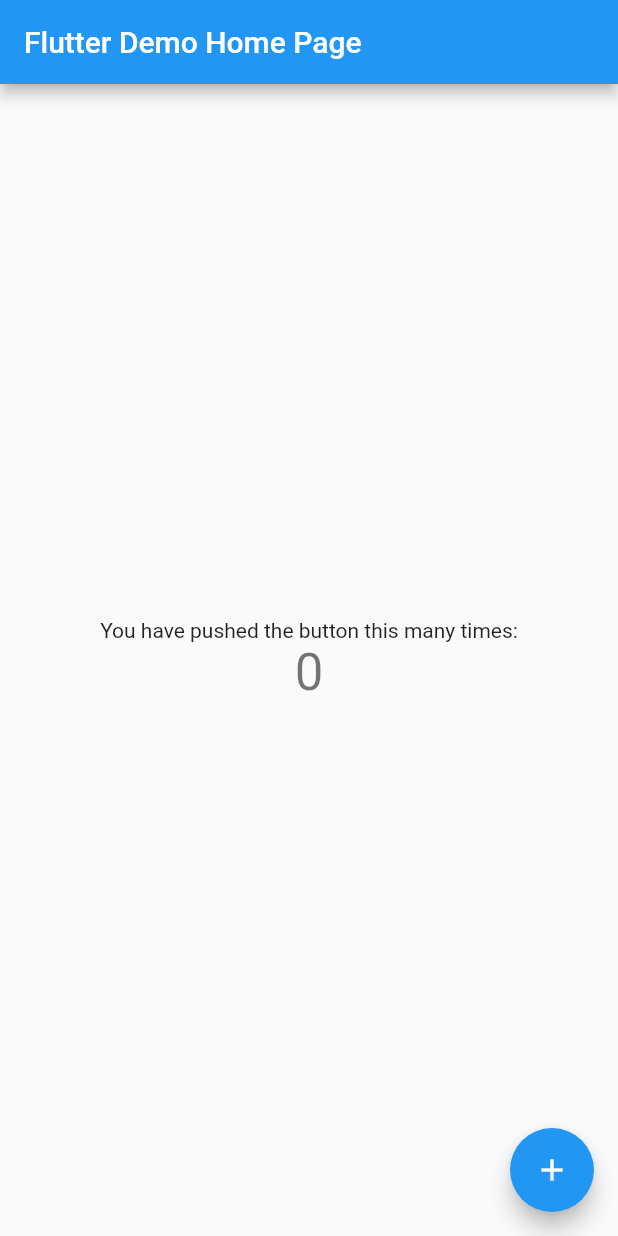
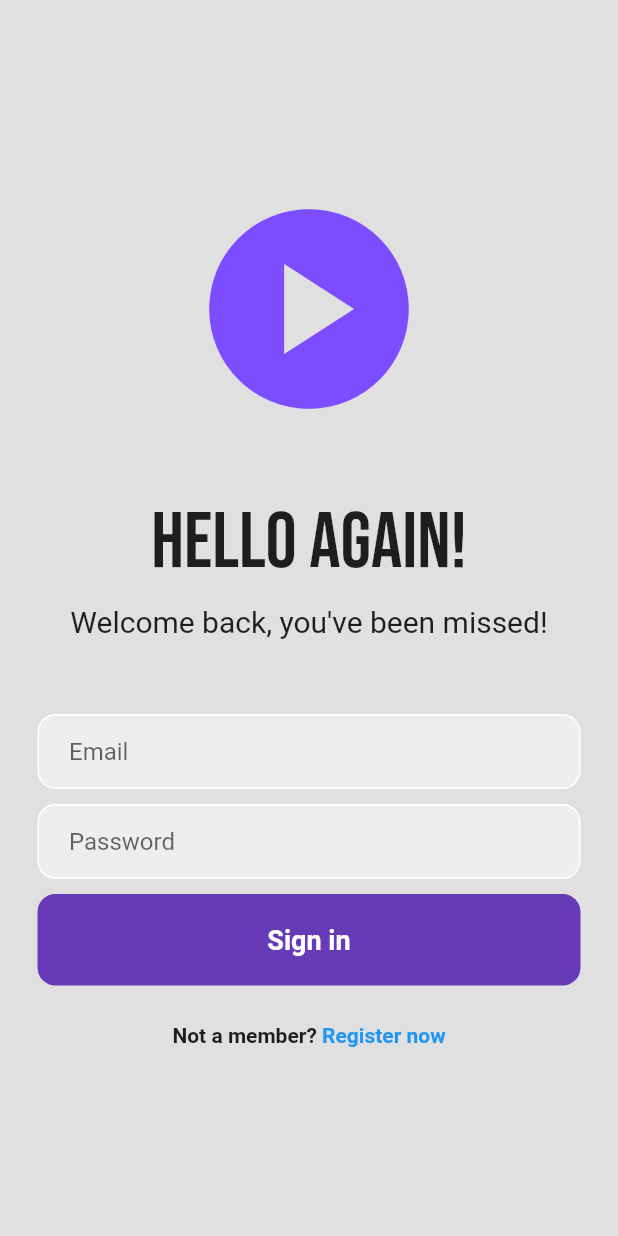
Before and after one commit to KHALMATOV-FARRUKH/login_and_logout_fb, a Flutter app: the screen it shows after launch, on a phone screen of 412 x 824 dp. Run offline on Flutter 3.47's test engine with Material 2 defaults, Android fonts, the phone set to English and light mode, and no system bars; our stand-ins replace google_fonts.

Commit message:
Written UI;
Created dat file:
login_page.dart

Added dependencies:
flutter pub add google_fonts: ^3.0.1

```diff
--- /dev/null
+++ b/lib/login_page.dart
@@ -0,0 +1,132 @@
+import 'package:flutter/material.dart';
+import 'package:google_fonts/google_fonts.dart';
+
+class LoginPage extends StatefulWidget {
+  const LoginPage({Key? key}) : super(key: key);
+
+  @override
+  State<LoginPage> createState() => _LoginPageState();
+}
+
+class _LoginPageState extends State<LoginPage> {
+  @override
+  Widget build(BuildContext context) {
+    return Scaffold(
+      backgroundColor: Colors.grey[300],
+      body: SafeArea(
+        child: Center(
+          child: Column(
+            mainAxisAlignment: MainAxisAlignment.center,
+            children: [
+              // logo
+              Icon(
+                Icons.play_circle,
+                color: Colors.deepPurpleAccent,
+                size: 160,
+              ),
+              SizedBox(height: 45),
+
+              // text
+              Text(
+                'Hello Again!',
+                style: GoogleFonts.bebasNeue(fontSize: 52),
+              ),
+              SizedBox(height: 10),
+              Text(
+                'Welcome back, you\'ve been missed!',
+                style: TextStyle(
+                  fontSize: 20,
+                ),
+              ),
+              SizedBox(height: 50),
+
+              // email text-field
+              Padding(
+                padding: const EdgeInsets.symmetric(horizontal: 25.0),
+                child: Container(
+                  decoration: BoxDecoration(
+                    color: Colors.grey[200],
+                    border: Border.all(color: Colors.white),
+                    borderRadius: BorderRadius.circular(12),
+                  ),
+                  child: Padding(
+                    padding: const EdgeInsets.only(left: 20.0),
+                    child: TextField(
+                      decoration: InputDecoration(
+                          border: InputBorder.none, hintText: 'Email'),
+                    ),
+                  ),
+                ),
+              ),
+              SizedBox(height: 10),
+
+              // password text-field
+              Padding(
+                padding: const EdgeInsets.symmetric(horizontal: 25.0),
+                child: Container(
+                  decoration: BoxDecoration(
+                    color: Colors.grey[200],
+                    border: Border.all(color: Colors.white),
+                    borderRadius: BorderRadius.circular(12),
+                  ),
+                  child: Padding(
+                    padding: const EdgeInsets.only(left: 20.0),
+                    child: TextField(
+                      obscureText: true,
+                      decoration: InputDecoration(
+                        border: InputBorder.none,
+                        hintText: 'Password',
+                      ),
+                    ),
+                  ),
+                ),
+              ),
+              SizedBox(height: 10),
+
+              //sign in button
+              Padding(
+                padding: const EdgeInsets.symmetric(horizontal: 25.0),
+                child: Container(
+                  padding: EdgeInsets.all(20),
+                  decoration: BoxDecoration(
+                      color: Colors.deepPurple,
+                      borderRadius: BorderRadius.circular(12)),
+                  child: Center(
+                    child: Text(
+                      'Sign in',
+                      style: TextStyle(
+                          color: Colors.white,
+                          fontWeight: FontWeight.bold,
+                          fontSize: 18),
+                    ),
+                  ),
+                ),
+              ),
+              SizedBox(height: 25),
+
+              // not a member? register now
+              Row(
+                mainAxisAlignment: MainAxisAlignment.center,
+                children: [
+                  Text(
+                    'Not a member?',
+                    style: TextStyle(
+                      fontWeight: FontWeight.bold,
+                    ),
+                  ),
+                  Text(
+                    ' Register now',
+                    style: TextStyle(
+                      color: Colors.blue,
+                      fontWeight: FontWeight.bold,
+                    ),
+                  ),
+                ],
+              )
+            ],
+          ),
+        ),
+      ),
+    );
+  }
+}
--- a/lib/main.dart
+++ b/lib/main.dart
@@ -1,4 +1,5 @@
 import 'package:flutter/material.dart';
+import 'package:login_and_logout_fb/login_page.dart';
 
 void main() {
   runApp(const MyApp());
@@ -7,109 +8,17 @@ void main() {
 class MyApp extends StatelessWidget {
   const MyApp({super.key});
 
-  // This widget is the root of your application.
+
   @override
   Widget build(BuildContext context) {
     return MaterialApp(
+      debugShowCheckedModeBanner: false,
       title: 'Flutter Demo',
       theme: ThemeData(
-        // This is the theme of your application.
-        //
-        // Try running your application with "flutter run". You'll see the
-        // application has a blue toolbar. Then, without quitting the app, try
-        // changing the primarySwatch below to Colors.green and then invoke
-        // "hot reload" (press "r" in the console where you ran "flutter run",
-        // or simply save your changes to "hot reload" in a Flutter IDE).
-        // Notice that the counter didn't reset back to zero; the application
-        // is not restarted.
+
         primarySwatch: Colors.blue,
       ),
-      home: const MyHomePage(title: 'Flutter Demo Home Page'),
+      home: const LoginPage(),
     );
   }
 }
-
-class MyHomePage extends StatefulWidget {
-  const MyHomePage({super.key, required this.title});
-
-  // This widget is the home page of your application. It is stateful, meaning
-  // that it has a State object (defined below) that contains fields that affect
-  // how it looks.
-
-  // This class is the configuration for the state. It holds the values (in this
-  // case the title) provided by the parent (in this case the App widget) and
-  // used by the build method of the State. Fields in a Widget subclass are
-  // always marked "final".
-
-  final String title;
-
-  @override
-  State<MyHomePage> createState() => _MyHomePageState();
-}
-
-class _MyHomePageState extends State<MyHomePage> {
-  int _counter = 0;
-
-  void _incrementCounter() {
-    setState(() {
-      // This call to setState tells the Flutter framework that something has
-      // changed in this State, which causes it to rerun the build method below
-      // so that the display can reflect the updated values. If we changed
-      // _counter without calling setState(), then the build method would not be
-      // called again, and so nothing would appear to happen.
-      _counter++;
-    });
-  }
-
-  @override
-  Widget build(BuildContext context) {
-    // This method is rerun every time setState is called, for instance as done
-    // by the _incrementCounter method above.
-    //
-    // The Flutter framework has been optimized to make rerunning build methods
-    // fast, so that you can just rebuild anything that needs updating rather
-    // than having to individually change instances of widgets.
-    return Scaffold(
-      appBar: AppBar(
-        // Here we take the value from the MyHomePage object that was created by
-        // the App.build method, and use it to set our appbar title.
-        title: Text(widget.title),
-      ),
-      body: Center(
-        // Center is a layout widget. It takes a single child and positions it
-        // in the middle of the parent.
-        child: Column(
-          // Column is also a layout widget. It takes a list of children and
-          // arranges them vertically. By default, it sizes itself to fit its
-          // children horizontally, and tries to be as tall as its parent.
-          //
-          // Invoke "debug painting" (press "p" in the console, choose the
-          // "Toggle Debug Paint" action from the Flutter Inspector in Android
-          // Studio, or the "Toggle Debug Paint" command in Visual Studio Code)
-          // to see the wireframe for each widget.
-          //
-          // Column has various properties to control how it sizes itself and
-          // how it positions its children. Here we use mainAxisAlignment to
-          // center the children vertically; the main axis here is the vertical
-          // axis because Columns are vertical (the cross axis would be
-          // horizontal).
-          mainAxisAlignment: MainAxisAlignment.center,
-          children: <Widget>[
-            const Text(
-              'You have pushed the button this many times:',
-            ),
-            Text(
-              '$_counter',
-              style: Theme.of(context).textTheme.headline4,
-            ),
-          ],
-        ),
-      ),
-      floatingActionButton: FloatingActionButton(
-        onPressed: _incrementCounter,
-        tooltip: 'Increment',
-        child: const Icon(Icons.add),
-      ), // This trailing comma makes auto-formatting nicer for build methods.
-    );
-  }
-}
--- a/pubspec.yaml
+++ b/pubspec.yaml
@@ -36,6 +36,7 @@ dependencies:
   # The following adds the Cupertino Icons font to your application.
   # Use with the CupertinoIcons class for iOS style icons.
   cupertino_icons: ^1.0.2
+  google_fonts:
 
 dev_dependencies:
   flutter_test:
```
Also changed, not shown: pubspec.lock.
